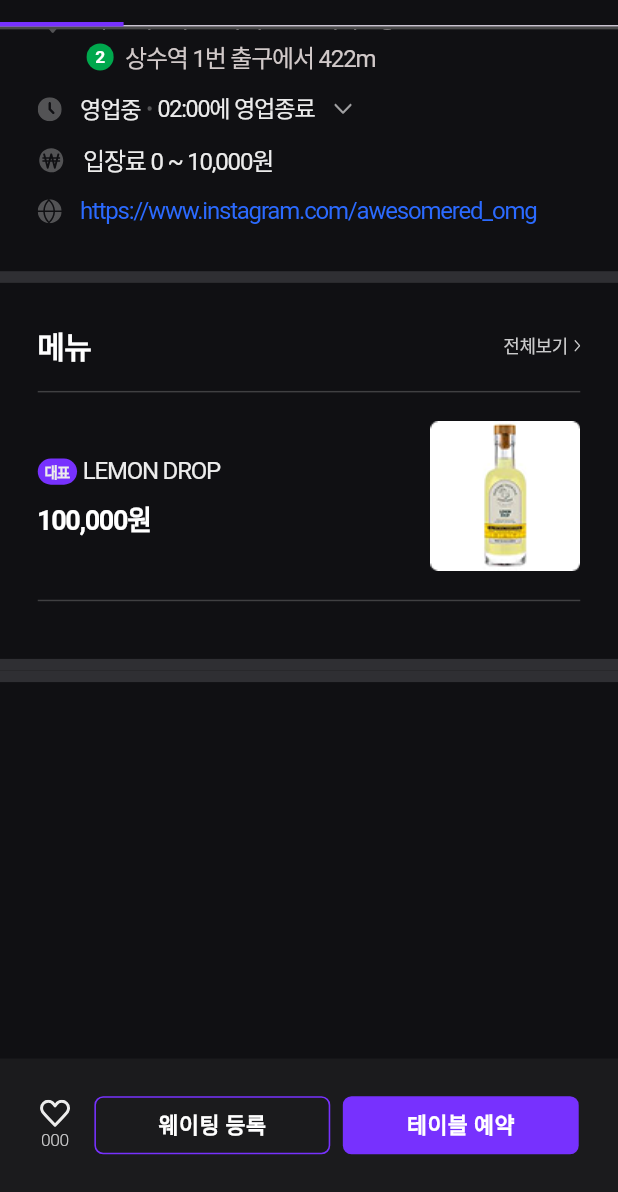
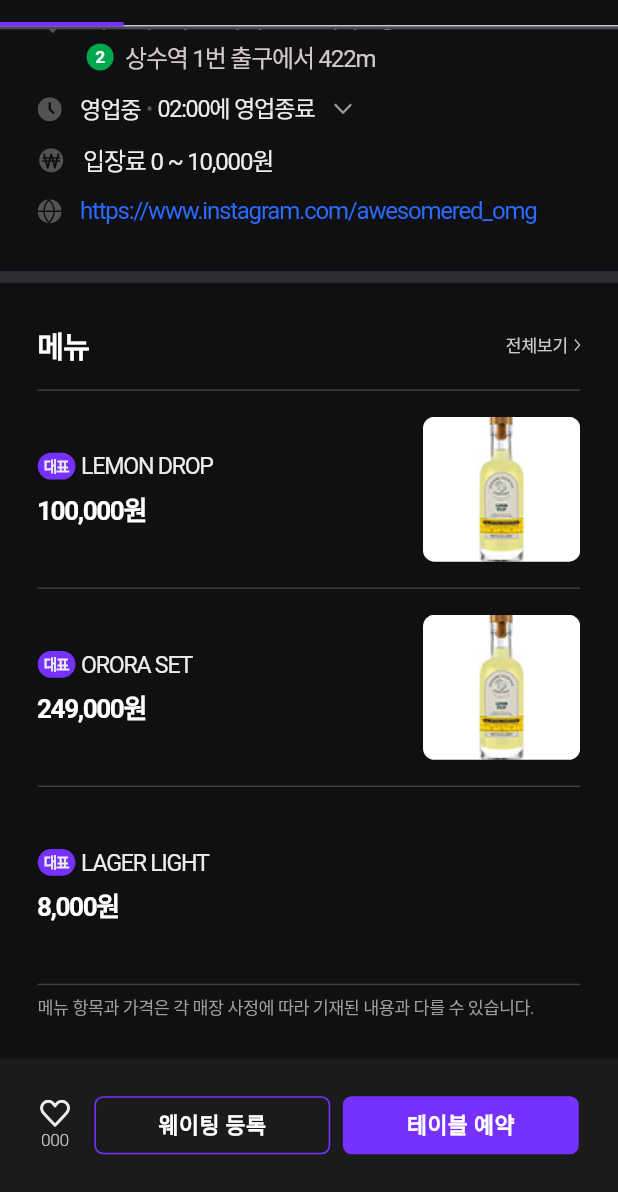
Before and after one commit to unknownChoi/VYBE, a Flutter app: the screen it shows after launch, scrolled down 414 dp, on a phone screen of 412 x 824 dp, the part 44-1236 px from its top. Run offline on Flutter 3.47's test engine with Material 3 defaults, Android fonts, the light colour scheme and no system bars; our stand-ins replace carousel_slider, cloud_firestore, connectivity_plus, firebase_core, firebase_storage, flutter_screenutil and 2 more; missing offline and left inert: flutter_naver_map; accounts and stored records are empty; Roboto replaces fonts that are missing (Inter, Pretendard).

Commit message:
홈탭 사진, 대표메뉴 작업 완료

```diff
--- a/lib/data/club_detail_mock_data.dart
+++ b/lib/data/club_detail_mock_data.dart
@@ -86,7 +86,7 @@ final menuItemsData = const {
     },
   ],
   "BEER": [
-    {"name": "LAGER LIGHT", "price": 8000, "image": "", "isMain": false},
+    {"name": "LAGER LIGHT", "price": 8000, "image": "", "isMain": true},
   ],
   "DRINK": [
     {"name": "COLA CLASSIC", "price": 4000, "image": "", "isMain": false},
--- a/lib/widgets/club_detail/components.dart
+++ b/lib/widgets/club_detail/components.dart
@@ -1,10 +1,12 @@
 import 'package:flutter/material.dart';
 import 'package:flutter_screenutil/flutter_screenutil.dart';
 import 'package:flutter_svg/svg.dart';
+import 'package:intl/intl.dart';
 import 'package:vybe/constants/AppColors.dart';
 import 'package:vybe/constants/app_textstyles.dart';
 import 'package:vybe/data/club_detail_mock_data.dart';
 import 'package:vybe/utils/subway_utils.dart';
+import 'package:vybe/widgets/common/common.dart';
 
 class ClubOverviewSection extends StatefulWidget {
   final Map<String, dynamic> clubData;
@@ -262,115 +264,118 @@ class ClubSignatureSection extends StatefulWidget {
 class _ClubSignatureSectionState extends State<ClubSignatureSection> {
   @override
   Widget build(BuildContext context) {
+    final mainMenuItems =
+        menuItemsData.values
+            .expand((menuList) => menuList)
+            .where((item) => item['isMain'] as bool)
+            .toList();
+
     return Column(
+      crossAxisAlignment: CrossAxisAlignment.start,
       children: [
         Row(
           children: [
-            Text(
-              "메뉴",
-              style: TextStyle(
-                color: Colors.white,
-                fontSize: 20,
-                fontFamily: 'Pretendard',
-                fontWeight: FontWeight.w600,
-                height: 1.10,
-                letterSpacing: -0.50,
-              ),
-            ),
+            Text("메뉴", style: AppTextStyles.sectionTitle),
             Spacer(),
-            Text(
-              "전체보기",
-              style: TextStyle(
-                color: const Color(0xFFCACACB),
-                fontSize: 12,
-                fontFamily: 'Pretendard',
-                fontWeight: FontWeight.w400,
-                height: 1.17,
-                letterSpacing: -0.30,
-              ),
-            ),
+            Text("전체보기", style: AppTextStyles.seeAll),
             SizedBox(width: 4.w),
             SvgPicture.asset('assets/icons/club_detail_main/arrow_right.svg'),
           ],
         ),
         SizedBox(height: 12.h),
         Divider(thickness: 1.h, color: const Color(0xFF404042)),
+        ...mainMenuItems.expand((item) {
+          return [
             Container(
-          padding: EdgeInsets.symmetric(vertical: 12.h),
-          child: MenuCard(),
+              padding: EdgeInsets.symmetric(vertical: 10.h),
+              child: MenuCard(
+                menuName: item['name'] as String,
+                menuPrice: item['price'] as int,
+                menuImageSrc: item['image'] as String,
+                isRepresentative: item['isMain'] as bool,
+              ),
             ),
             Divider(thickness: 1.h, color: const Color(0xFF404042)),
+          ];
+        }),
+        Text(
+          '메뉴 항목과 가격은 각 매장 사정에 따라 기재된 내용과 다를 수 있습니다.',
+          style: TextStyle(
+            color: const Color(0xFF9F9FA1),
+            fontSize: 12.sp,
+            fontFamily: 'Pretendard',
+            fontWeight: FontWeight.w400,
+            height: 1.17,
+            letterSpacing: -0.30.w,
+          ),
+        ),
       ],
     );
   }
 }
 
-class MenuCard extends StatelessWidget {
-  const MenuCard({super.key});
+class ClubImageArea extends StatelessWidget {
+  final List<String> images;
+  const ClubImageArea({super.key, required this.images});
 
   @override
   Widget build(BuildContext context) {
-    return Row(
-      // menu item card
-      children: [
-        Column(
+    return Column(
       crossAxisAlignment: CrossAxisAlignment.start,
       children: [
         Row(
           children: [
-                Container(
-                  padding: EdgeInsets.symmetric(horizontal: 4.w, vertical: 2.h),
-                  width: 25.w,
-                  height: 18.h,
-                  decoration: BoxDecoration(
-                    color: AppColors.appPurpleColor,
-                    borderRadius: BorderRadius.circular(999.r),
+            Text("사진", style: AppTextStyles.sectionTitle),
+            SizedBox(width: 8.w),
+            Spacer(),
+            Text('전체보기', style: AppTextStyles.seeAll),
+            SizedBox(width: 4.w),
+            SvgPicture.asset('assets/icons/club_detail_main/arrow_right.svg'),
+          ],
         ),
-                  child: Center(
-                    child: Text(
-                      "대표",
-                      style: TextStyle(
-                        color: const Color(0xFFECECEC),
-                        fontSize: 10.sp,
-                        fontFamily: 'Pretendard',
-                        fontWeight: FontWeight.w600,
-                        height: 1.40,
-                        letterSpacing: -0.50,
+        SizedBox(height: 24.h),
+        SingleChildScrollView(
+          scrollDirection: Axis.horizontal,
+          child: Row(
+            children: [
+              for (final imagePath in images)
+                Padding(
+                  padding: EdgeInsets.only(right: 8.w),
+                  child: ClipRRect(
+                    borderRadius: BorderRadius.circular(8.r),
+                    child: Image.asset(
+                      imagePath,
+                      width: 165.w,
+                      height: 110.h,
+                      fit: BoxFit.cover,
                     ),
-                    ),
-                  ),
-                ),
-                SizedBox(width: 4.w),
-                Text(
-                  "LEMON DROP",
-                  style: TextStyle(
-                    color: const Color(0xFFECECEC),
-                    fontSize: 16,
-                    fontFamily: 'Pretendard',
-                    fontWeight: FontWeight.w400,
-                    height: 1.12,
-                    letterSpacing: -0.80,
                   ),
                 ),
             ],
           ),
-            SizedBox(height: 12.h),
-            Text(
-              "100,000원",
-              style: TextStyle(
-                color: Colors.white,
-                fontSize: 18,
-                fontFamily: 'Pretendard',
-                fontWeight: FontWeight.w600,
-                height: 1.11,
-                letterSpacing: -0.90,
         ),
-            ),
-          ],
-        ),
-        Spacer(),
-        Image.asset('assets/images/test_image_2.png'),
       ],
     );
   }
 }
+
+class NearClubSection extends StatelessWidget {
+  const NearClubSection({super.key});
+
+  @override
+  Widget build(BuildContext context) {
+    return Column(
+      children: [
+        Row(
+          children: [
+            Text("주변 클럽", style: AppTextStyles.sectionTitle),
+            Spacer(),
+            Text("전체 보기", style: AppTextStyles.seeAll),
+            SizedBox(width: 4.w),
+            SvgPicture.asset('assets/icons/club_detail_main/arrow_right.svg'),
+          ],
+        ),
+      ],
+    );
+  }
+}
--- a/lib/widgets/club_detail/tabs.dart
+++ b/lib/widgets/club_detail/tabs.dart
@@ -36,23 +36,28 @@ class HomeTab extends StatelessWidget {
             child: ClubSignatureSection(),
           ),
           const CustomDivider(),
-          // Padding(
-          //   padding: EdgeInsets.symmetric(horizontal: 24.w, vertical: 32.h),
-          //   child: ClubImageArea(
-          //     images: clubData['images']! as List<String>,
-          //     onSeeAllTap: () {
-          //       tabController.animateTo(2); // 2 is the index for PhotoTab
-          //       if (scrollController.hasClients) {
-          //         scrollController.animateTo(
-          //           0,
-          //           duration: const Duration(milliseconds: 300),
-          //           curve: Curves.easeOut,
-          //         );
-          //       }
-          //     },
-          //   ),
-          // ),
+          Padding(
+            padding: EdgeInsets.symmetric(horizontal: 24.w, vertical: 32.h),
+            child: ClubImageArea(
+              images: clubData['images']! as List<String>,
+              // onSeeAllTap: () {
+              //   tabController.animateTo(2); // 2 is the index for PhotoTab
+              //   if (scrollController.hasClients) {
+              //     scrollController.animateTo(
+              //       0,
+              //       duration: const Duration(milliseconds: 300),
+              //       curve: Curves.easeOut,
+              //     );
+              //   }
+              // },
+            ),
+          ),
           const CustomDivider(),
+          Padding(
+            padding: EdgeInsets.symmetric(horizontal: 24.w, vertical: 32.h),
+            child: NearClubSection(),
+          ),
+          SizedBox(height: 118.h),
         ],
       ),
     );
--- /dev/null
+++ b/lib/widgets/common/common.dart
@@ -0,0 +1,71 @@
+import 'package:flutter/material.dart';
+import 'package:flutter_screenutil/flutter_screenutil.dart';
+import 'package:intl/intl.dart';
+import 'package:vybe/constants/AppColors.dart';
+
+import 'package:vybe/constants/app_textstyles.dart';
+
+class MenuCard extends StatelessWidget {
+  final String menuName;
+  final int menuPrice;
+  final String menuImageSrc;
+  final bool isRepresentative;
+
+  const MenuCard({
+    super.key,
+    required this.menuName,
+    required this.menuPrice,
+    this.menuImageSrc = '',
+    this.isRepresentative = false,
+  });
+
+  @override
+  Widget build(BuildContext context) {
+    final priceFormat = NumberFormat('###,###원');
+    return Row(
+      children: [
+        Expanded(
+          child: Column(
+            crossAxisAlignment: CrossAxisAlignment.start,
+            children: [
+              Row(
+                children: [
+                  if (isRepresentative)
+                    Container(
+                      padding: EdgeInsets.symmetric(
+                        horizontal: 4.w,
+                        vertical: 2.h,
+                      ),
+                      margin: EdgeInsets.only(right: 4.w),
+                      decoration: BoxDecoration(
+                        color: AppColors.appPurpleColor,
+                        borderRadius: BorderRadius.circular(999.r),
+                      ),
+                      child: Center(
+                        child: Text("대표", style: AppTextStyles.representative),
+                      ),
+                    ),
+                  Text(menuName, style: AppTextStyles.body),
+                ],
+              ),
+              SizedBox(height: 10.h),
+              Text(priceFormat.format(menuPrice), style: AppTextStyles.price),
+            ],
+          ),
+        ),
+        if (menuImageSrc.isNotEmpty)
+          ClipRRect(
+            borderRadius: BorderRadius.circular(8.r),
+            child: Image.asset(
+              menuImageSrc,
+              width: 100.w,
+              height: 100.h,
+              fit: BoxFit.cover,
+            ),
+          )
+        else
+          SizedBox(width: 100.w, height: 100.h),
+      ],
+    );
+  }
+}
```
Lines whose indentation alone changed are shown as unchanged.
